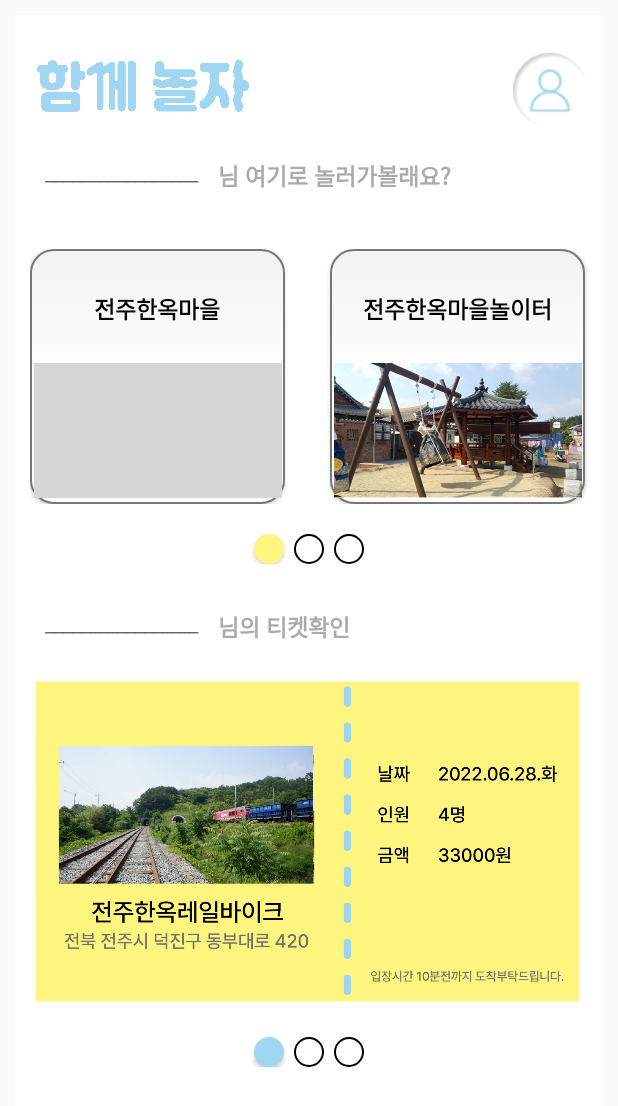
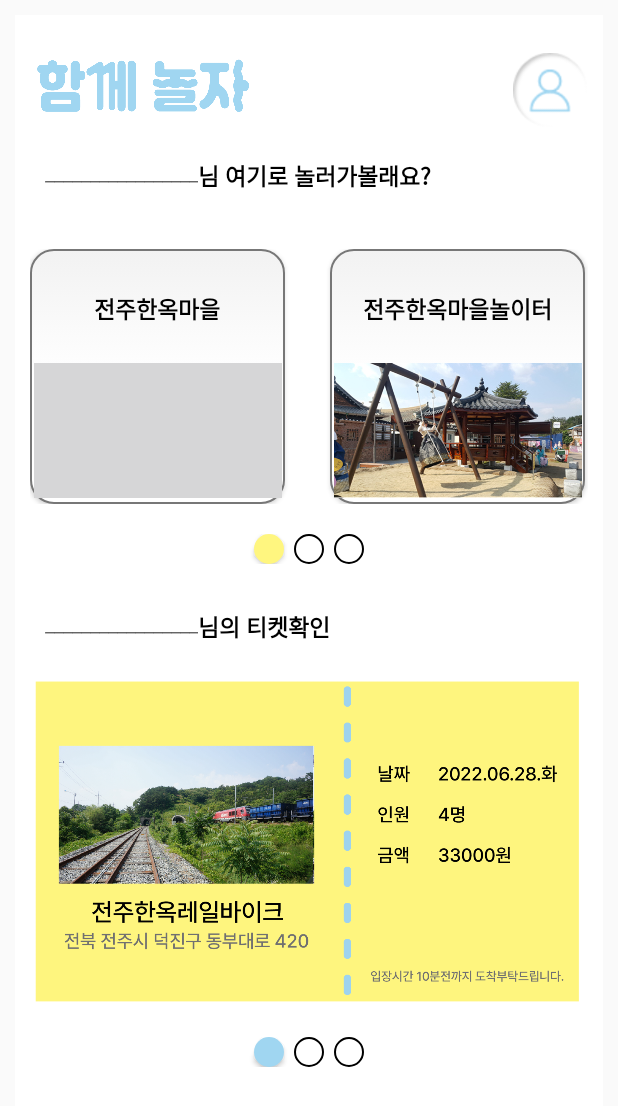
Before and after one commit to LeeJungHwan-Dev/2022_SW_HackAthon_We_Play, an Android app: the layout herego.xml on its own in the app's theme, with its tools: preview values and no code run, on a phone screen of 412 x 824 dp. Shown: the top 1106 px of the screen. Run offline under Robolectric (Android 15) with nearby library versions, the light colour scheme and no system bars.

Commit message:
홈페이지 연동

```diff
--- a/app/src/main/AndroidManifest.xml
+++ b/app/src/main/AndroidManifest.xml
@@ -15,6 +15,9 @@
         android:supportsRtl="true"
         android:theme="@style/Theme.We_play"
         tools:targetApi="32">
+        <activity
+            android:name=".HomePage"
+            android:exported="false" />
         <activity
             android:name=".info_delete_Activity"
             android:exported="false" />
--- a/app/src/main/res/layout/herego.xml
+++ b/app/src/main/res/layout/herego.xml
@@ -62,9 +62,10 @@
 
             <TextView
                 android:id="@+id/name1"
-                android:layout_width="115dp"
+                android:layout_width="wrap_content"
                 android:layout_height="wrap_content"
-                android:hint="_________________"/>
+                android:hint="_________________"
+                android:textColor="@color/black"/>
 
             <TextView
                 android:layout_marginRight="2dp"
@@ -72,8 +73,8 @@
                 android:layout_height="wrap_content"
                 android:layout_gravity="right"
                 android:fontFamily="@font/pretendard_bold"
+                android:textColor="@color/black"
                 android:text="님 여기로 놀러가볼래요?"
-                android:textColor="#AAAAAA"
                 android:textSize="15sp"
                 android:textStyle="bold" />
 
@@ -166,8 +167,9 @@
             <TextView
                 android:hint="_________________"
                 android:id="@+id/name2"
-                android:layout_width="115dp"
-                android:layout_height="wrap_content" />
+                android:layout_width="wrap_content"
+                android:layout_height="wrap_content"
+                android:textColor="@color/black"/>
 
             <TextView
 
@@ -177,7 +179,7 @@
                 android:layout_gravity="right"
                 android:fontFamily="@font/pretendard_bold"
                 android:text="님의 티켓확인"
-                android:textColor="#AAAAAA"
+                android:textColor="@color/black"
                 android:textSize="15sp"
                 android:textStyle="bold" />
 
```
Also changed, not shown: app/src/main/java/com/example/we_play/HomePage.java (added, +62 -0 lines).
